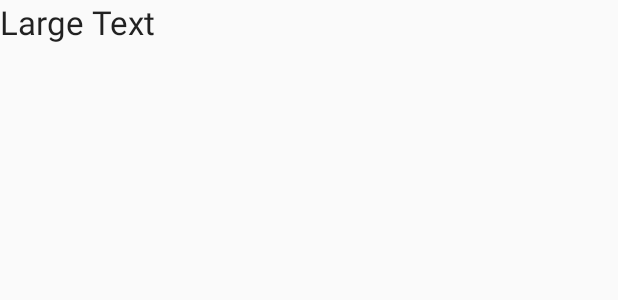
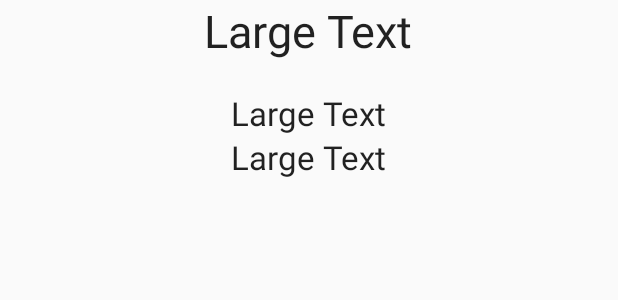
Before and after one commit to LiangWei-Chang/Software_Studio_FinalProject, an Android app: the layout activity_detail.xml on its own in the app's theme, with its tools: preview values and no code run, on a phone screen of 412 x 824 dp. Shown: the top 300 px of the screen. Run offline under Robolectric (Android 15) with nearby library versions, the phone set to English and light mode, and no system bars.

```diff
--- a/app/src/main/java/com/software/studio/delicacies/data/DelicaciesDBHelper.java
+++ b/app/src/main/java/com/software/studio/delicacies/data/DelicaciesDBHelper.java
@@ -9,7 +9,7 @@ public class DelicaciesDBHelper extends SQLiteOpenHelper{
     // Database name
     static final String DATABASE_NAME = "delicacies.db";
     // Database version
-    private static final int DATABASE_VERSION = 1;
+    private static final int DATABASE_VERSION = 2;
     // Database Object
     private static SQLiteDatabase database;
 
@@ -28,12 +28,14 @@ public class DelicaciesDBHelper extends SQLiteOpenHelper{
     public void onCreate(SQLiteDatabase db) {
         // 建立App所需要的表格
         db.execSQL(ItemDAO.CREATE_TABLE);
+        db.execSQL(SearchItemDAO.CREATE_TABLE);
     }
 
     @Override
     public void onUpgrade(SQLiteDatabase db, int oldVersion, int newVersion) {
         // 刪除原本表格
         db.execSQL("DROP TABLE IF EXISTS " + ItemDAO.TABLE_NAME);
+        db.execSQL("DROP TABLE IF EXISTS " + SearchItemDAO.TABLE_NAME);
         // 建立新表格
         onCreate(db);
     }
--- a/app/src/main/java/com/software/studio/delicacies/fragments/Settings.java
+++ b/app/src/main/java/com/software/studio/delicacies/fragments/Settings.java
@@ -21,6 +21,7 @@ import android.widget.Toast;
 import com.software.studio.delicacies.R;
 import com.software.studio.delicacies.RecycleViewAdapter;
 import com.software.studio.delicacies.data.ItemDAO;
+import com.software.studio.delicacies.data.SearchItemDAO;
 
 import java.util.ArrayList;
 
@@ -62,6 +63,8 @@ public class Settings extends Fragment {
                         public void onClick(DialogInterface dialog, int id) {
                             ItemDAO data = new ItemDAO(getActivity().getApplicationContext());
                             data.clearDatabase();
+                            SearchItemDAO search = new SearchItemDAO(getActivity().getApplicationContext());
+                            search.clearDatabase();
                             dialog.dismiss();
                         }
                     });
--- a/app/src/main/res/layout/activity_detail.xml
+++ b/app/src/main/res/layout/activity_detail.xml
@@ -6,18 +6,42 @@
     android:layout_height="match_parent"
     tools:context="com.software.studio.delicacies.DetailActivity" >
 
+
+
+
     <LinearLayout
-        android:orientation="horizontal"
+        android:orientation="vertical"
         android:layout_width="match_parent"
-        android:layout_height="wrap_content"
-        android:layout_gravity="center_horizontal|top">
+        android:layout_height="match_parent"
+        android:layout_gravity="center_horizontal|top"
+        android:gravity="center_horizontal">
 
         <TextView
             android:layout_width="wrap_content"
             android:layout_height="wrap_content"
             android:textAppearance="?android:attr/textAppearanceLarge"
             android:text="Large Text"
-            android:id="@+id/tel"
-            android:clickable="true"/>
+            android:id="@+id/detail_name"
+            android:layout_gravity="center_horizontal|top"
+            android:textSize="30dp" />
+
+        <TextView
+            android:layout_width="wrap_content"
+            android:layout_height="wrap_content"
+            android:textAppearance="?android:attr/textAppearanceLarge"
+            android:text="Large Text"
+            android:id="@+id/detail_location"
+            android:layout_gravity="center_horizontal"
+            android:layout_marginTop="20dp" />
+
+        <TextView
+            android:layout_width="wrap_content"
+            android:layout_height="wrap_content"
+            android:textAppearance="?android:attr/textAppearanceLarge"
+            android:text="Large Text"
+            android:id="@+id/detail_tel"
+            android:clickable="true" />
     </LinearLayout>
+
+
 </FrameLayout>
```
Also changed, not shown: app/src/main/java/com/software/studio/delicacies/DetailActivity.java (+23 -6 lines), app/src/main/java/com/software/studio/delicacies/fragments/Search.java (+20 -7 lines), app/src/main/java/com/software/studio/delicacies/fragments/Shouye.java (+11 -2 lines).
